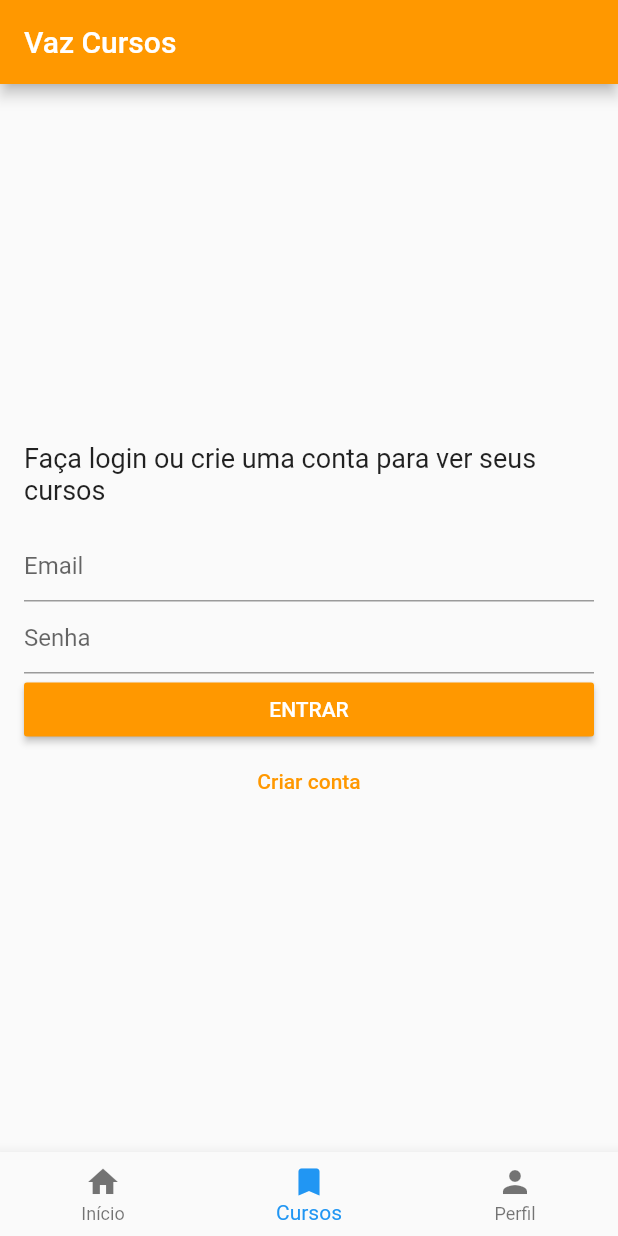
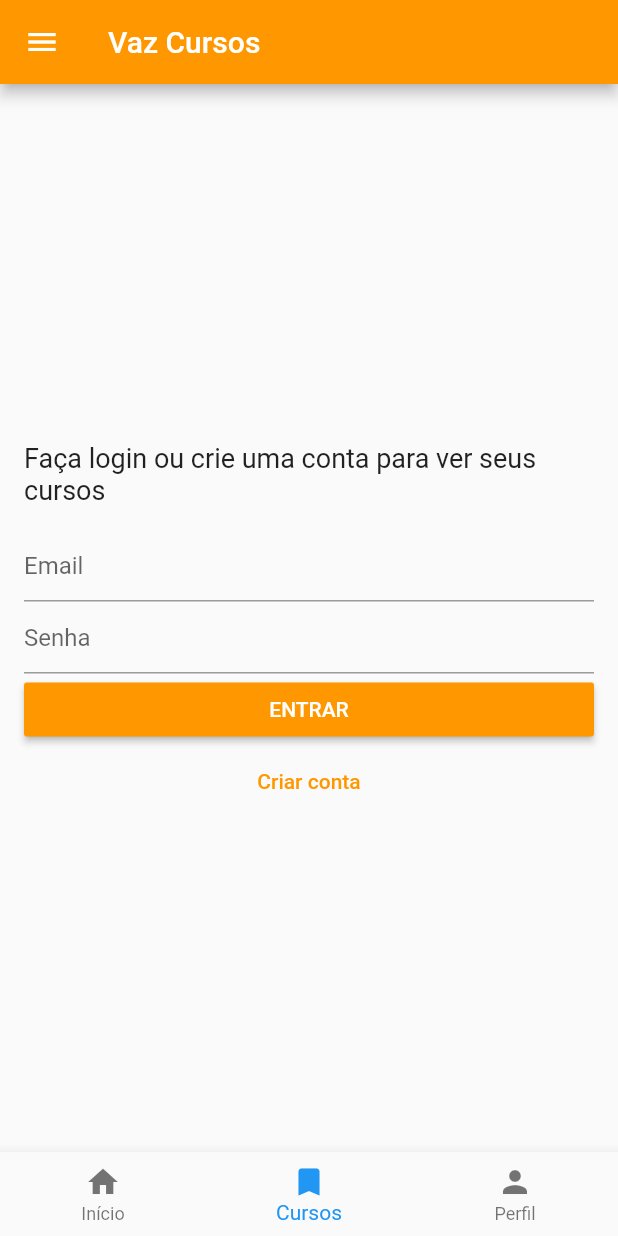
Before and after one commit to vazgabriel/vaz-cursos, a Flutter app: the screen it shows after launch, item 2 of the bottom bar chosen, on a phone screen of 412 x 824 dp. Run offline on Flutter 3.47's test engine with Material 2 defaults, Android fonts, the phone set to English and light mode, and no system bars; our stand-ins replace cached_network_image, dio, flutter_mobx, mobx, shared_preferences, youtube_player_flutter; generated files the repository leaves out were written again; network calls fail.

```diff
--- a/lib/components/auth.dart
+++ b/lib/components/auth.dart
@@ -9,10 +9,16 @@ import 'package:vaz_cursos/store/user.dart';
 import 'package:vaz_cursos/utils/validations.dart';
 
 class AuthComponent extends StatefulWidget {
-  AuthComponent({Key key, this.instructions, this.dialogCtx}) : super(key: key);
+  AuthComponent({
+    Key key,
+    this.instructions,
+    this.dialogCtx,
+    this.onLoginSuccess,
+  }) : super(key: key);
 
   final String instructions;
   final BuildContext dialogCtx;
+  final Function onLoginSuccess;
 
   @override
   _AuthComponentState createState() => _AuthComponentState();
@@ -25,17 +31,28 @@ class _AuthComponentState extends State<AuthComponent> {
   var _email = '';
   var _password = '';
   var _isLogin = true;
+  var _isLoading = false;
+  var _errorMessage = '';
 
   void _showMessage(String message) {
-    Scaffold.of(context).showSnackBar(
-      SnackBar(
-        content: Text(message),
-      ),
-    );
+    setState(() {
+      _errorMessage = message;
+    });
+  }
+
+  void _stopLoading() {
+    setState(() {
+      _isLoading = false;
+    });
   }
 
   void _onPressed(UserStore userStore) async {
     if (_formKey.currentState.validate()) {
+      setState(() {
+        _errorMessage = '';
+        _isLoading = true;
+      });
+
       final _url = "/auth/" + (_isLogin ? "login" : "register");
 
       try {
@@ -50,15 +67,20 @@ class _AuthComponentState extends State<AuthComponent> {
         final String token = response.data['token'];
         final User user = User.fromJson(response.data['user']);
 
+        _stopLoading();
+
         userStore.setUser(AuthUser(token: token, user: user));
         _formKey.currentState.reset();
 
+        widget.onLoginSuccess?.call();
         if (widget.dialogCtx != null) {
           Navigator.of(widget.dialogCtx).pop();
         } else {
           _showMessage('Bem vindo ${user.name}');
         }
       } on DioError catch (e) {
+        _stopLoading();
+
         if (e.response != null) {
           String errorMessage = e.response.data['errors'][0]['message'];
           _showMessage(errorMessage);
@@ -67,6 +89,8 @@ class _AuthComponentState extends State<AuthComponent> {
               'Ocorreu um erro inesperado, verifique sua conexão com a internet');
         }
       } catch (e) {
+        _stopLoading();
+
         _showMessage(
             'Ocorreu um erro inesperado, verifique sua conexão com a internet');
       }
@@ -83,6 +107,23 @@ class _AuthComponentState extends State<AuthComponent> {
           : 'Bem vindo ao Vaz Cursos',
       style: TextStyle(
         fontSize: 18.0,
+      ),
+    );
+
+    final loginButton = _isLoading
+        ? Center(
+            child: Padding(
+              padding: const EdgeInsets.symmetric(vertical: 8.0),
+              child: CircularProgressIndicator(),
+            ),
+          )
+        : SizedBox(
+            width: double.maxFinite,
+            child: RaisedButton(
+              color: Theme.of(context).primaryColor,
+              textColor: Colors.white,
+              onPressed: _isLoading ? null : () => _onPressed(userStore),
+              child: Text(_isLogin ? 'ENTRAR' : 'REGISTRAR'),
             ),
           );
 
@@ -139,18 +180,20 @@ class _AuthComponentState extends State<AuthComponent> {
           return null;
         },
       ),
-      SizedBox(
-        width: double.maxFinite,
-        child: RaisedButton(
-          color: Theme.of(context).primaryColor,
-          textColor: Colors.white,
-          onPressed: () => _onPressed(userStore),
-          child: Text(_isLogin ? 'ENTRAR' : 'REGISTRAR'),
+      if (_errorMessage.isNotEmpty)
+        Padding(
+          padding: const EdgeInsets.symmetric(vertical: 8.0),
+          child: Text(
+            _errorMessage,
+            style: TextStyle(color: Colors.red, fontSize: 14),
           ),
         ),
+      loginButton,
       FlatButton(
         textColor: Theme.of(context).primaryColor,
-        onPressed: () => setState(
+        onPressed: _isLoading
+            ? null
+            : () => setState(
                   () {
                     _formKey.currentState.reset();
                     _isLogin = !_isLogin;
@@ -176,9 +219,9 @@ class _AuthComponentState extends State<AuthComponent> {
     }
 
     final form = widget.dialogCtx != null
-        ? Wrap(
-            alignment: WrapAlignment.center,
+        ? ListView(
             children: formItems,
+            shrinkWrap: true,
           )
         : Column(
             mainAxisAlignment: MainAxisAlignment.center,
--- a/lib/pages/profile.dart
+++ b/lib/pages/profile.dart
@@ -15,7 +15,7 @@ class ProfilePage extends StatelessWidget {
 
     return Observer(
       builder: (_) => userStore.user != null
-          ? ProfileInfo()
+          ? ProfileInfo(user: userStore.user.user)
           : AuthComponent(
               instructions: 'Faça login ou crie sua conta',
             ),
--- a/lib/tab.dart
+++ b/lib/tab.dart
@@ -1,4 +1,5 @@
 import 'package:flutter/material.dart';
+import 'package:vaz_cursos/components/app_drawer.dart';
 
 import 'package:vaz_cursos/pages/courses.dart';
 import 'package:vaz_cursos/pages/home.dart';
@@ -39,6 +40,7 @@ class _TabPageState extends State<TabPage> {
         title: const Text('Vaz Cursos'),
       ),
       body: _children[_currentIndex],
+      drawer: AppDrawer(),
       bottomNavigationBar: BottomNavigationBar(
         onTap: _onTap,
         currentIndex: _currentIndex,
```
Also changed, not shown: lib/components/app_drawer.dart (added, +90 -0 lines), lib/components/detail_course/info.dart (+27 -21 lines), lib/components/profile_info.dart (+16 -47 lines), lib/components/user_image.dart (added, +36 -0 lines). Lines whose indentation alone changed are shown as unchanged.
